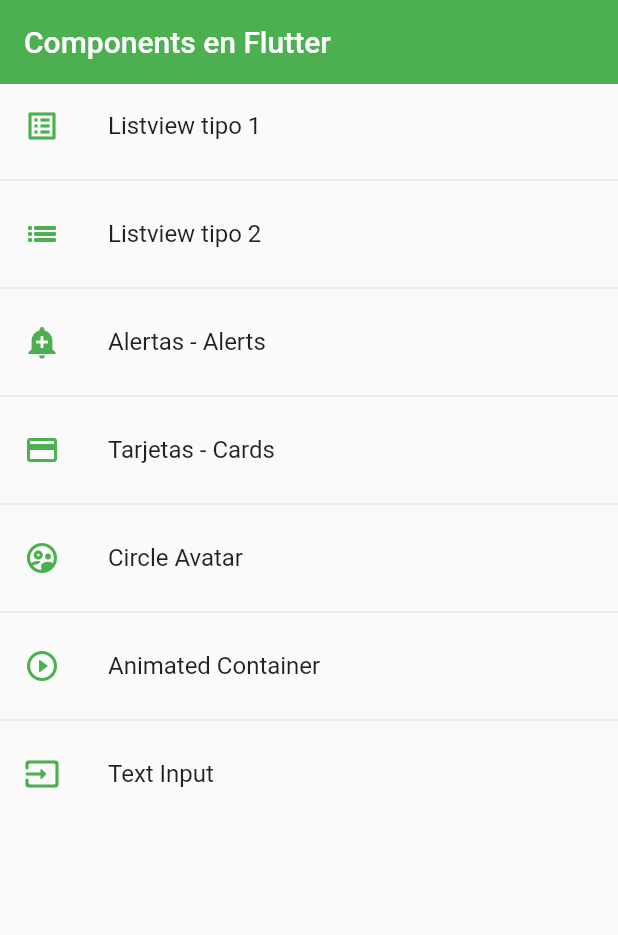
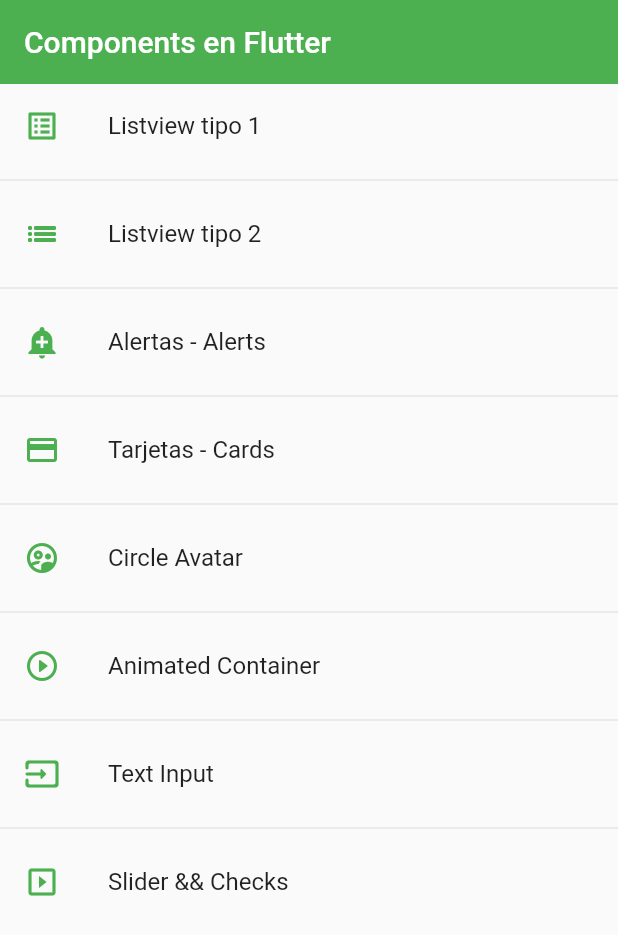
Before and after one commit to Anastasiia88Z/fl_components, a Flutter app: the screen it shows after launch, on a phone screen of 412 x 824 dp. Shown: the top 935 px of the screen. Run offline on Flutter 3.47's test engine with Material 2 defaults, Android fonts, the phone set to English and light mode, and no system bars.

Commit message:
add slider

```diff
--- a/flutter_application_1/lib/router/app_routes.dart
+++ b/flutter_application_1/lib/router/app_routes.dart
@@ -47,6 +47,11 @@ class AppRoutes {
         name: 'Text Input',
         screen: const InputsScreen(),
         icon: Icons.input_rounded),
+    MenuOption(
+        route: 'slider',
+        name: 'Slider && Checks',
+        screen: const SliderScreen(),
+        icon: Icons.slideshow_outlined)
   ];
 
   static Map<String, Widget Function(BuildContext)> getAppRoutes() {
--- a/flutter_application_1/lib/screens/screens.dart
+++ b/flutter_application_1/lib/screens/screens.dart
@@ -6,3 +6,4 @@ export 'package:flutter_application_1/screens/home_screen.dart';
 export 'package:flutter_application_1/screens/avatar_screen.dart';
 export 'package:flutter_application_1/screens/animated_screen.dart';
 export 'package:flutter_application_1/screens/input_screen.dart';
+export 'package:flutter_application_1/screens/slider_screen.dart';
```
Also changed, not shown: flutter_application_1/lib/screens/slider_screen.dart (added, +42 -0 lines).
